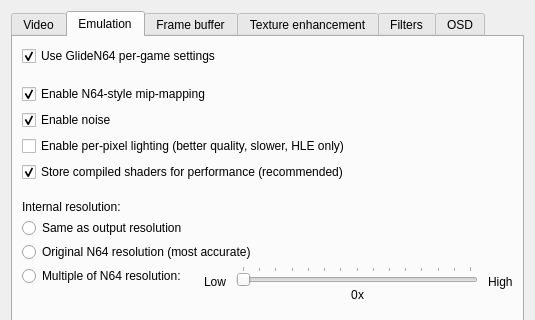
Before: the Qt Designer form src/GLideNUI/configDialog.ui in gonetz/GLideN64, drawn with Qt 5; both pictures show x 0 to 535 and y 0 to 320 of the 535 by 534 pixel window.
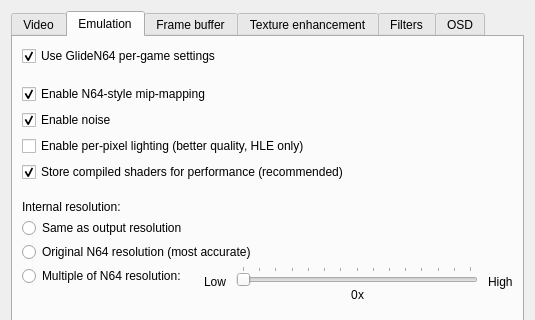
After: the same form once the commit is applied. The open tabs and pages were chosen to show the change. Icons and pictures are not drawn.

Commit message: Remove 'slower' from per pixel lighting description, since it is not true for desktops.

```diff
--- a/src/GLideNUI/configDialog.ui
+++ b/src/GLideNUI/configDialog.ui
@@ -1029,7 +1029,7 @@
               <string>&lt;html&gt;&lt;head/&gt;&lt;body&gt;&lt;p&gt;In traditional PC games lighting is calculated per vertex. This option enables Phong shading. When checked, lighting is smoother and more accurate to the N64.&lt;br/&gt;&lt;br/&gt;[Recommended: &lt;span style=&quot; font-style:italic;&quot;&gt;Your preference&lt;/span&gt;]&lt;/p&gt;&lt;/body&gt;&lt;/html&gt;</string>
              </property>
              <property name="text">
-              <string>Enable per-pixel lighting (better quality, slower, HLE only)</string>
+              <string>Enable per-pixel lighting (better quality, HLE only)</string>
              </property>
             </widget>
            </item>
```
